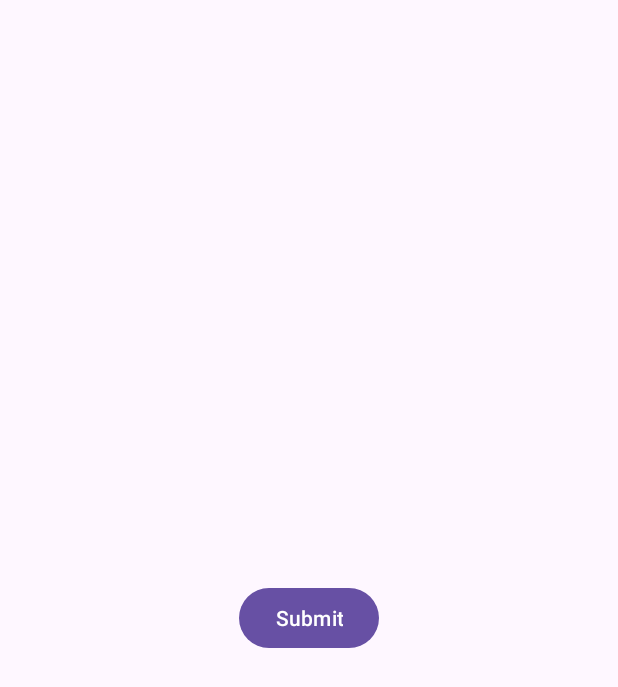
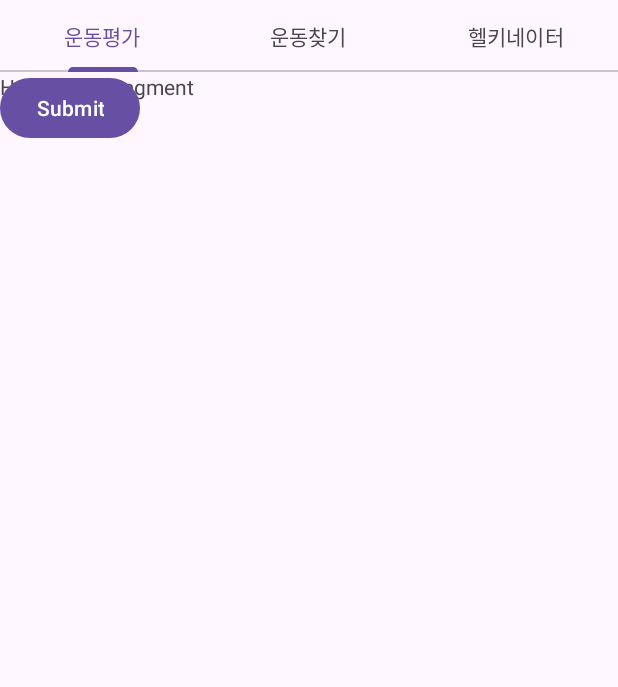
Before and after one commit to joseph1723/Madcamp4, an Android app: the screen it shows after launch (MainActivity), on a phone screen of 412 x 824 dp. Shown: the top 687 px of the screen. Run offline under Robolectric (Android 15) with nearby library versions, the light colour scheme and no system bars.

Commit message:
add tab template

```diff
--- /dev/null
+++ b/app/src/main/java/com/example/healthapp/activity/Fragment1.kt
@@ -0,0 +1,27 @@
+package com.example.healthapp.activity
+
+import android.content.Intent
+import android.os.Bundle
+import androidx.fragment.app.Fragment
+import android.view.LayoutInflater
+import android.view.View
+import android.view.ViewGroup
+import android.widget.Button
+import com.example.healthapp.R
+
+class Fragment1 : Fragment() {
+
+    override fun onCreateView(
+        inflater: LayoutInflater, container: ViewGroup?,
+        savedInstanceState: Bundle?
+    ): View? {
+        val view = inflater.inflate(R.layout.fragment_1, container, false)
+        val submitButton: Button = view.findViewById(R.id.submitButton)
+        submitButton.setOnClickListener {
+            val intent = Intent(activity, SubmitActivity::class.java)
+            startActivity(intent)
+        }
+
+        return view
+    }
+}
--- /dev/null
+++ b/app/src/main/java/com/example/healthapp/activity/Fragment2.kt
@@ -0,0 +1,17 @@
+package com.example.healthapp.activity
+
+import android.os.Bundle
+import androidx.fragment.app.Fragment
+import android.view.LayoutInflater
+import android.view.View
+import android.view.ViewGroup
+import com.example.healthapp.R
+class Fragment2 : Fragment() {
+
+    override fun onCreateView(
+        inflater: LayoutInflater, container: ViewGroup?,
+        savedInstanceState: Bundle?
+    ): View? {
+        return inflater.inflate(R.layout.fragment_2, container, false)
+    }
+}
--- /dev/null
+++ b/app/src/main/java/com/example/healthapp/activity/Fragment3.kt
@@ -0,0 +1,18 @@
+package com.example.healthapp.activity
+
+import android.os.Bundle
+import androidx.fragment.app.Fragment
+import android.view.LayoutInflater
+import android.view.View
+import android.view.ViewGroup
+import com.example.healthapp.R
+
+class Fragment3 : Fragment() {
+
+    override fun onCreateView(
+        inflater: LayoutInflater, container: ViewGroup?,
+        savedInstanceState: Bundle?
+    ): View? {
+        return inflater.inflate(R.layout.fragment_3, container, false)
+    }
+}
--- a/app/src/main/java/com/example/healthapp/activity/MainActivity.kt
+++ b/app/src/main/java/com/example/healthapp/activity/MainActivity.kt
@@ -4,7 +4,10 @@ import android.content.Intent
 import android.os.Bundle
 import android.widget.Button
 import androidx.appcompat.app.AppCompatActivity
+import androidx.viewpager2.widget.ViewPager2
 import com.example.healthapp.R
+import com.google.android.material.tabs.TabLayout
+import com.google.android.material.tabs.TabLayoutMediator
 
 class MainActivity : AppCompatActivity() {
 
@@ -12,10 +15,15 @@ class MainActivity : AppCompatActivity() {
         super.onCreate(savedInstanceState)
         setContentView(R.layout.activity_main)
 
-        val submitButton: Button = findViewById(R.id.submitButton)
-        submitButton.setOnClickListener {
-            val intent = Intent(this, SubmitActivity::class.java)
-            startActivity(intent)
-        }
+        val tabLayout: TabLayout = findViewById(R.id.tabLayout)
+        val viewPager: ViewPager2 = findViewById(R.id.viewPager)
+
+        val adapter = ViewPagerAdapter(this)
+        viewPager.adapter = adapter
+
+        val tabTitles = arrayOf("운동평가", "운동찾기", "헬키네이터")
+        TabLayoutMediator(tabLayout, viewPager) { tab, position->
+            tab.text = tabTitles[position]
+        }.attach()
     }
 }
--- /dev/null
+++ b/app/src/main/java/com/example/healthapp/activity/ViewPagerAdapter.kt
@@ -0,0 +1,23 @@
+package com.example.healthapp.activity
+
+import androidx.fragment.app.Fragment
+import androidx.fragment.app.FragmentActivity
+import androidx.viewpager2.adapter.FragmentStateAdapter
+
+
+class ViewPagerAdapter(fragmentActivity: FragmentActivity): FragmentStateAdapter(fragmentActivity) {
+    private val fragments = listOf(
+        Fragment1(),
+        Fragment2(),
+        Fragment3()
+    )
+
+    override fun getItemCount(): Int{
+        return fragments.size
+    }
+
+    override fun createFragment(position: Int): Fragment{
+        return fragments[position]
+    }
+
+}
--- a/app/src/main/res/layout/activity_main.xml
+++ b/app/src/main/res/layout/activity_main.xml
@@ -1,12 +1,36 @@
 <?xml version="1.0" encoding="utf-8"?>
 <RelativeLayout xmlns:android="http://schemas.android.com/apk/res/android"
     android:layout_width="match_parent"
-    android:layout_height="match_parent">
+    android:layout_height="match_parent"
+    xmlns:app="http://schemas.android.com/apk/res-auto"
+    xmlns:tools="http://schemas.android.com/tools">
 
-    <Button
-        android:id="@+id/submitButton"
-        android:layout_width="wrap_content"
-        android:layout_height="wrap_content"
-        android:text="Submit"
-        android:layout_centerInParent="true"/>
+    <com.google.android.material.tabs.TabLayout
+        android:id="@+id/tabLayout"
+        android:layout_width="match_parent"
+        android:layout_height="wrap_content">
+
+        <com.google.android.material.tabs.TabItem
+            android:layout_width="wrap_content"
+            android:layout_height="wrap_content"
+            android:text="운동평가" />
+
+        <com.google.android.material.tabs.TabItem
+            android:layout_width="wrap_content"
+            android:layout_height="wrap_content"
+            android:text="운동찾기" />
+
+        <com.google.android.material.tabs.TabItem
+            android:layout_width="wrap_content"
+            android:layout_height="wrap_content"
+            android:text="헬키네이터" />
+    </com.google.android.material.tabs.TabLayout>
+
+    <androidx.viewpager2.widget.ViewPager2
+        android:id="@+id/viewPager"
+        android:layout_width="match_parent"
+        android:layout_height="match_parent"
+        android:layout_below="@id/tabLayout"
+        android:layout_above="@id/submitButton"
+        app:layout_behavior="@string/appbar_scrolling_view_behavior"/>
 </RelativeLayout>
--- /dev/null
+++ b/app/src/main/res/layout/fragment_1.xml
@@ -0,0 +1,21 @@
+<?xml version="1.0" encoding="utf-8"?>
+<FrameLayout xmlns:android="http://schemas.android.com/apk/res/android"
+    xmlns:tools="http://schemas.android.com/tools"
+    android:layout_width="match_parent"
+    android:layout_height="match_parent"
+    tools:context=".activity.Fragment1">
+
+    <!-- TODO: Update blank fragment layout -->
+    <TextView
+        android:layout_width="match_parent"
+        android:layout_height="match_parent"
+        android:text="@string/hello_blank_fragment" />
+    <Button
+        android:id="@+id/submitButton"
+        android:layout_width="wrap_content"
+        android:layout_height="wrap_content"
+        android:text="Submit"
+        android:layout_centerInParent="true"/>
+
+
+</FrameLayout>
--- a/app/src/main/res/values/strings.xml
+++ b/app/src/main/res/values/strings.xml
@@ -1,3 +1,5 @@
 <resources>
     <string name="app_name">HealthApp</string>
+    <!-- TODO: Remove or change this placeholder text -->
+    <string name="hello_blank_fragment">Hello blank fragment</string>
 </resources>
```
Also changed, not shown: app/src/main/res/layout/fragment_2.xml (added, +14 -0 lines), app/src/main/res/layout/fragment_3.xml (added, +14 -0 lines), app/src/main/res/layout/fragment_view_pager_adapter.xml (added, +14 -0 lines).
